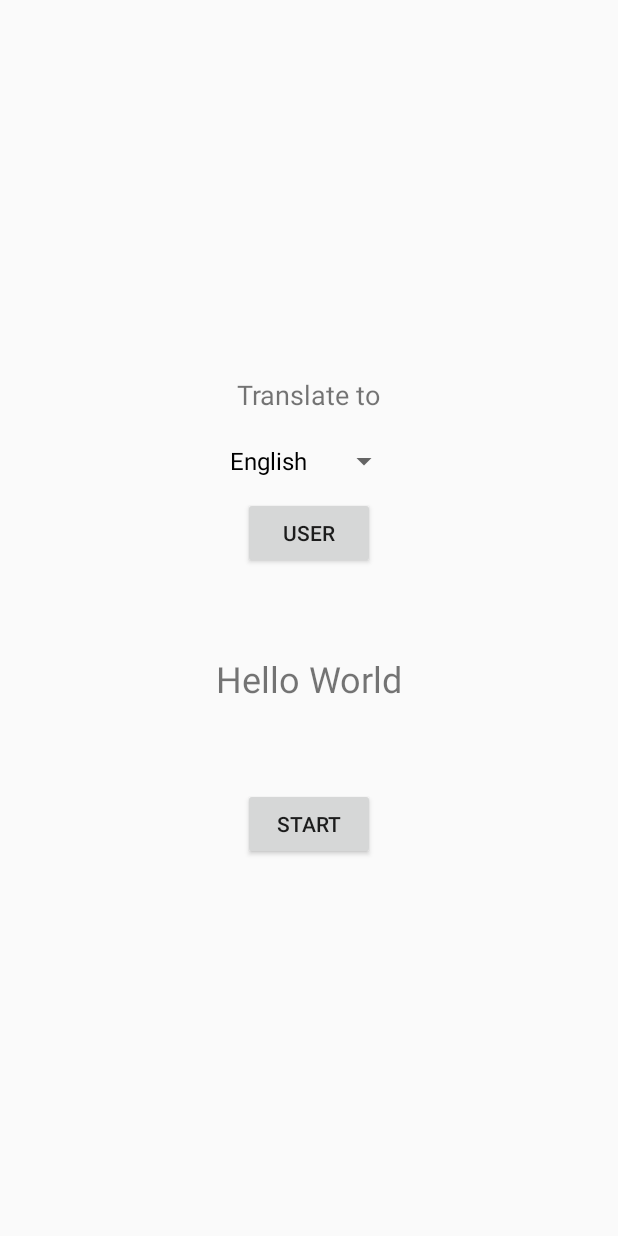
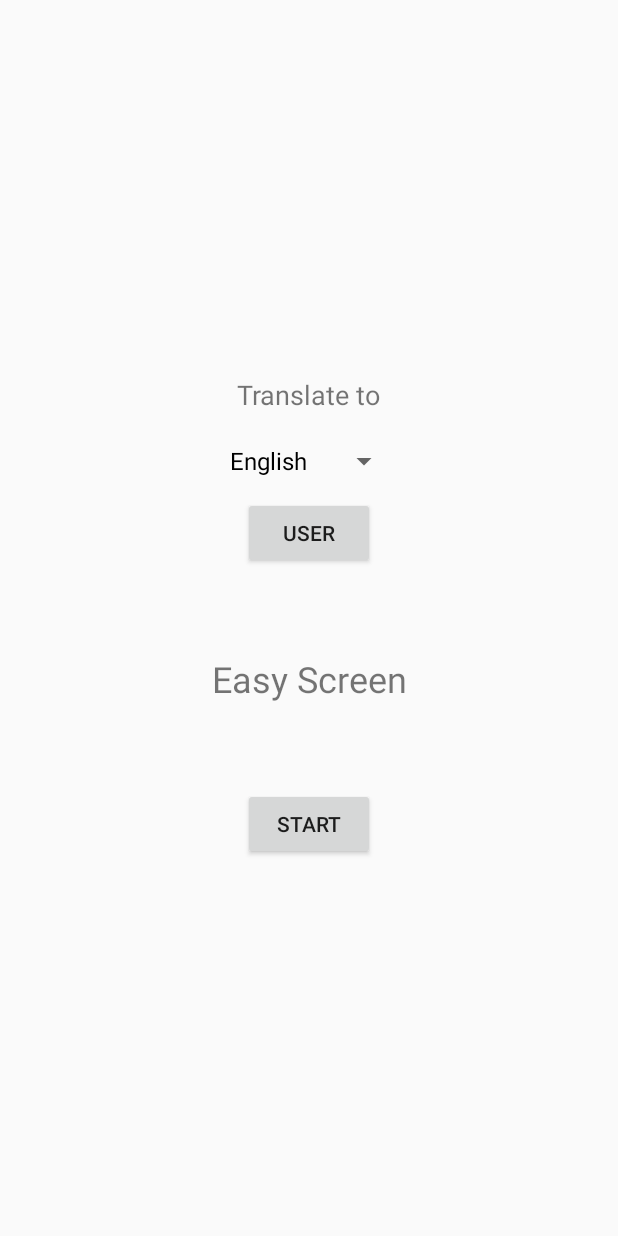
Before and after one commit to Lance-Azrael/CSS-545-UWB, an Android app built with Jetpack Compose: the screen it shows after launch (MainActivity), on a phone screen of 412 x 824 dp. Run offline under Robolectric (Android 15) with nearby library versions, the phone set to English and light mode, and no system bars; libraries missing offline, so code that uses them is left out: com.google.mlkit.common, com.google.mlkit.nl, com.google.mlkit.vision.

Commit message:
Update activity_main.xml

```diff
--- a/Project/app/src/main/res/layout/activity_main.xml
+++ b/Project/app/src/main/res/layout/activity_main.xml
@@ -56,7 +56,7 @@
         android:layout_height="146dp"
         android:layout_centerHorizontal="true"
         android:gravity="center"
-        android:text="Hello World"
+        android:text="Easy Screen"
         android:textSize="24sp" />
 
     <Button
```
